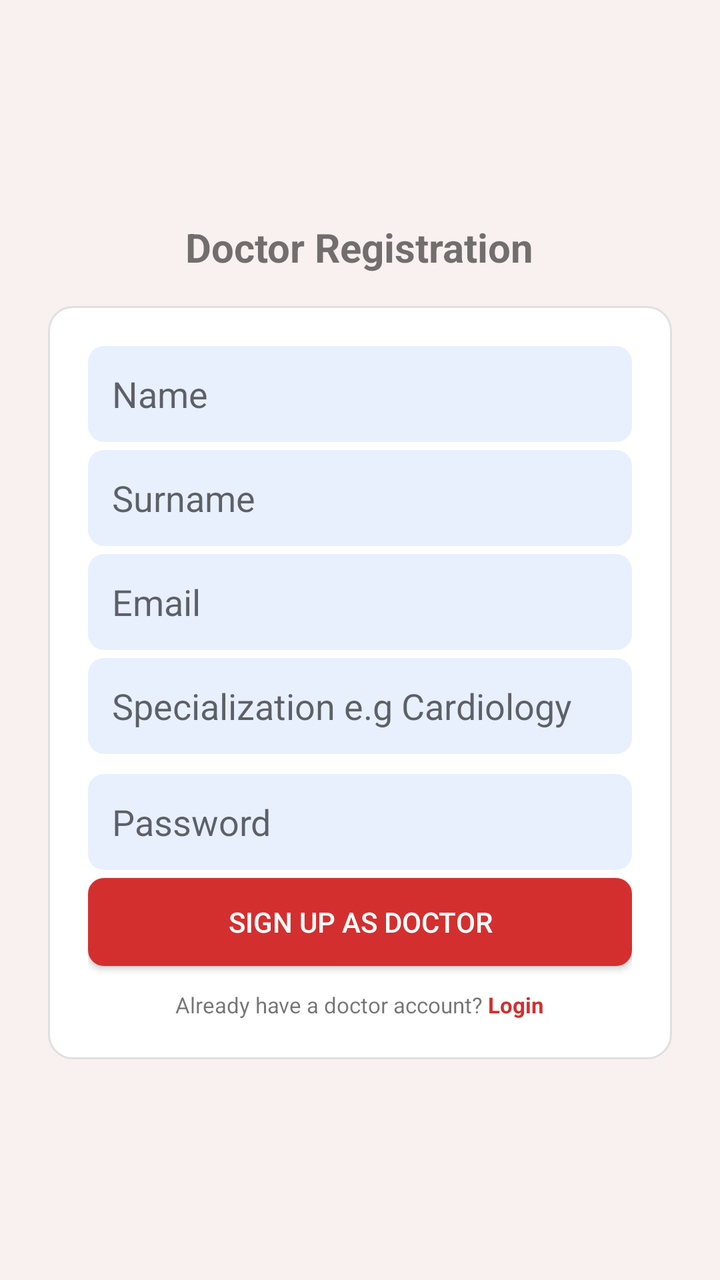
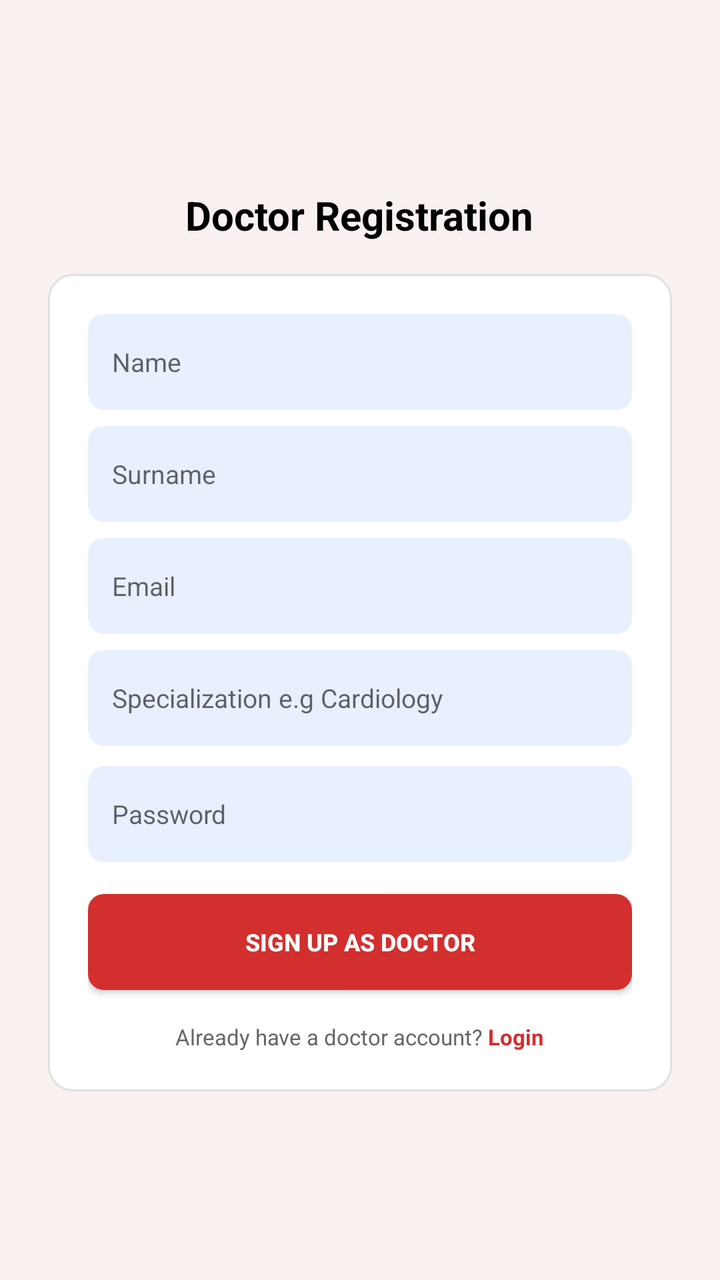

Screens rendered from an Android XML layout before and after an edit, with the pre-edit source and the edit as a unified diff.
<!-- AndroidManifest.xml: application theme Theme.Halaxy_health -->
<!-- res/layout/activity_doctor_signup.xml -->
<?xml version="1.0" encoding="utf-8"?>
<ScrollView xmlns:android="http://schemas.android.com/apk/res/android" android:layout_width="match_parent" android:layout_height="match_parent" android:background="#FFF9F0F0" android:fillViewport="true">
    <LinearLayout android:layout_width="match_parent" android:layout_height="wrap_content" android:orientation="vertical" android:gravity="center" android:padding="24dp">
        <TextView android:layout_width="wrap_content" android:layout_height="wrap_content" android:text="Doctor Registration" android:textSize="20sp" android:textStyle="bold" android:layout_marginBottom="16dp"/>
        <LinearLayout android:layout_width="match_parent" android:layout_height="wrap_content" android:background="@drawable/bg_card" android:orientation="vertical" android:padding="20dp">
            <EditText android:id="@+id/edtName" android:layout_width="match_parent" android:layout_height="48dp" android:background="@drawable/bg_input" android:hint="Name" android:padding="12dp" android:layout_marginBottom="4dp"/>
            <TextView android:id="@+id/txtNameError" android:layout_width="match_parent" android:layout_height="wrap_content" android:textColor="#D32F2F" android:textSize="11sp" android:visibility="gone" android:layout_marginBottom="8dp"/>
            <EditText android:id="@+id/edtSurname" android:layout_width="match_parent" android:layout_height="48dp" android:background="@drawable/bg_input" android:hint="Surname" android:padding="12dp" android:layout_marginBottom="4dp"/>
            <TextView android:id="@+id/txtSurnameError" android:layout_width="match_parent" android:layout_height="wrap_content" android:textColor="#D32F2F" android:textSize="11sp" android:visibility="gone" android:layout_marginBottom="8dp"/>
            <EditText android:id="@+id/edtEmail" android:layout_width="match_parent" android:layout_height="48dp" android:background="@drawable/bg_input" android:hint="Email" android:padding="12dp" android:layout_marginBottom="4dp"/>
            <TextView android:id="@+id/txtEmailError" android:layout_width="match_parent" android:layout_height="wrap_content" android:textColor="#D32F2F" android:textSize="11sp" android:visibility="gone" android:layout_marginBottom="8dp"/>
            <EditText android:id="@+id/edtSpec" android:layout_width="match_parent" android:layout_height="48dp" android:background="@drawable/bg_input" android:hint="Specialization e.g Cardiology" android:padding="12dp" android:layout_marginBottom="10dp"/>
            <EditText android:id="@+id/edtPassword" android:layout_width="match_parent" android:layout_height="48dp" android:background="@drawable/bg_input" android:hint="Password" android:inputType="textPassword" android:padding="12dp" android:layout_marginBottom="4dp"/>
            <TextView android:id="@+id/txtPassError" android:layout_width="match_parent" android:layout_height="wrap_content" android:textColor="#D32F2F" android:textSize="11sp" android:visibility="gone" android:layout_marginBottom="8dp"/>
            <Button android:id="@+id/btnSignup" android:layout_width="match_parent" android:layout_height="44dp" android:text="SIGN UP AS DOCTOR" android:background="@drawable/bg_red_button" android:textColor="#FFFFFF"/>
            <LinearLayout android:layout_width="match_parent" android:layout_height="wrap_content" android:orientation="horizontal" android:gravity="center" android:layout_marginTop="12dp">
                <TextView android:layout_width="wrap_content" android:layout_height="wrap_content" android:text="Already have a doctor account? " android:textSize="11sp"/>
                <TextView android:id="@+id/txtGoLogin" android:layout_width="wrap_content" android:layout_height="wrap_content" android:text="Login" android:textSize="11sp" android:textColor="#D32F2F" android:textStyle="bold"/>
            </LinearLayout>
        </LinearLayout>
    </LinearLayout>
</ScrollView>
<!-- resources referenced by this layout -->
<resources>
  <!-- drawable bg_card (drawable) -->
  <shape xmlns:android="http://schemas.android.com/apk/res/android">
      <solid android:color="#FFFFFF"/>
      <corners android:radius="12dp"/>
      <stroke android:width="1dp" android:color="#E0E0E0"/>
  </shape>
  <!-- drawable bg_input (drawable) -->
  <shape xmlns:android="http://schemas.android.com/apk/res/android">
      <solid android:color="#E8F0FE"/>
      <corners android:radius="8dp"/>
  </shape>
  <!-- drawable bg_red_button (drawable) -->
  <shape xmlns:android="http://schemas.android.com/apk/res/android">
      <solid android:color="#D32F2F"/>
      <corners android:radius="8dp"/>
  </shape>
  <style name="Theme.Halaxy_health" parent="Theme.AppCompat.Light.NoActionBar">
          <item name="colorPrimary">#1A237E</item>
          <item name="colorPrimaryDark">#7B1113</item>
          <item name="colorAccent">#D32F2F</item>
      </style>
</resources>

<!-- the commit's change to res/layout/activity_doctor_signup.xml (unified diff, before → after) -->
@@ -1,22 +1,215 @@
 <?xml version="1.0" encoding="utf-8"?>
-<ScrollView xmlns:android="http://schemas.android.com/apk/res/android" android:layout_width="match_parent" android:layout_height="match_parent" android:background="#FFF9F0F0" android:fillViewport="true">
-    <LinearLayout android:layout_width="match_parent" android:layout_height="wrap_content" android:orientation="vertical" android:gravity="center" android:padding="24dp">
-        <TextView android:layout_width="wrap_content" android:layout_height="wrap_content" android:text="Doctor Registration" android:textSize="20sp" android:textStyle="bold" android:layout_marginBottom="16dp"/>
-        <LinearLayout android:layout_width="match_parent" android:layout_height="wrap_content" android:background="@drawable/bg_card" android:orientation="vertical" android:padding="20dp">
-            <EditText android:id="@+id/edtName" android:layout_width="match_parent" android:layout_height="48dp" android:background="@drawable/bg_input" android:hint="Name" android:padding="12dp" android:layout_marginBottom="4dp"/>
-            <TextView android:id="@+id/txtNameError" android:layout_width="match_parent" android:layout_height="wrap_content" android:textColor="#D32F2F" android:textSize="11sp" android:visibility="gone" android:layout_marginBottom="8dp"/>
-            <EditText android:id="@+id/edtSurname" android:layout_width="match_parent" android:layout_height="48dp" android:background="@drawable/bg_input" android:hint="Surname" android:padding="12dp" android:layout_marginBottom="4dp"/>
-            <TextView android:id="@+id/txtSurnameError" android:layout_width="match_parent" android:layout_height="wrap_content" android:textColor="#D32F2F" android:textSize="11sp" android:visibility="gone" android:layout_marginBottom="8dp"/>
-            <EditText android:id="@+id/edtEmail" android:layout_width="match_parent" android:layout_height="48dp" android:background="@drawable/bg_input" android:hint="Email" android:padding="12dp" android:layout_marginBottom="4dp"/>
-            <TextView android:id="@+id/txtEmailError" android:layout_width="match_parent" android:layout_height="wrap_content" android:textColor="#D32F2F" android:textSize="11sp" android:visibility="gone" android:layout_marginBottom="8dp"/>
-            <EditText android:id="@+id/edtSpec" android:layout_width="match_parent" android:layout_height="48dp" android:background="@drawable/bg_input" android:hint="Specialization e.g Cardiology" android:padding="12dp" android:layout_marginBottom="10dp"/>
-            <EditText android:id="@+id/edtPassword" android:layout_width="match_parent" android:layout_height="48dp" android:background="@drawable/bg_input" android:hint="Password" android:inputType="textPassword" android:padding="12dp" android:layout_marginBottom="4dp"/>
-            <TextView android:id="@+id/txtPassError" android:layout_width="match_parent" android:layout_height="wrap_content" android:textColor="#D32F2F" android:textSize="11sp" android:visibility="gone" android:layout_marginBottom="8dp"/>
-            <Button android:id="@+id/btnSignup" android:layout_width="match_parent" android:layout_height="44dp" android:text="SIGN UP AS DOCTOR" android:background="@drawable/bg_red_button" android:textColor="#FFFFFF"/>
-            <LinearLayout android:layout_width="match_parent" android:layout_height="wrap_content" android:orientation="horizontal" android:gravity="center" android:layout_marginTop="12dp">
-                <TextView android:layout_width="wrap_content" android:layout_height="wrap_content" android:text="Already have a doctor account? " android:textSize="11sp"/>
-                <TextView android:id="@+id/txtGoLogin" android:layout_width="wrap_content" android:layout_height="wrap_content" android:text="Login" android:textSize="11sp" android:textColor="#D32F2F" android:textStyle="bold"/>
-            </LinearLayout>
+<ScrollView
+    xmlns:android="http://schemas.android.com/apk/res/android"
+    android:layout_width="match_parent"
+    android:layout_height="match_parent"
+    android:background="#FFF9F0F0"
+    android:fillViewport="true">
+
+    
+    <LinearLayout
+        android:layout_width="match_parent"
+        android:layout_height="wrap_content"
+        android:orientation="vertical"
+        android:gravity="center"
+        android:padding="24dp">
+
+        
+        <TextView
+            android:layout_width="wrap_content"
+            android:layout_height="wrap_content"
+            android:text="Doctor Registration"
+            android:textSize="20sp"
+            android:textStyle="bold"
+            android:textColor="#000000"
+            android:layout_marginBottom="16dp" />
+
+        
+        <LinearLayout
+            android:layout_width="match_parent"
+            android:layout_height="wrap_content"
+            android:orientation="vertical"
+            android:background="@drawable/bg_card"
+            android:padding="20dp">
+
+            
+            <LinearLayout
+                android:layout_width="match_parent"
+                android:layout_height="wrap_content"
+                android:orientation="vertical"
+                android:layout_marginBottom="8dp">
+
+                
+                <EditText
+                    android:id="@+id/edtName"
+                    android:layout_width="match_parent"
+                    android:layout_height="48dp"
+                    android:background="@drawable/bg_input"
+                    android:hint="Name"
+                    android:textSize="13sp"
+                    android:padding="12dp" />
+
+                
+                <TextView
+                    android:id="@+id/txtNameError"
+                    android:layout_width="match_parent"
+                    android:layout_height="wrap_content"
+                    android:textColor="#D32F2F"
+                    android:textSize="11sp"
+                    android:visibility="gone"
+                    android:layout_marginTop="4dp" />
+
+            </LinearLayout>
+
+            
+            <LinearLayout
+                android:layout_width="match_parent"
+                android:layout_height="wrap_content"
+                android:orientation="vertical"
+                android:layout_marginBottom="8dp">
+
+                
+                <EditText
+                    android:id="@+id/edtSurname"
+                    android:layout_width="match_parent"
+                    android:layout_height="48dp"
+                    android:background="@drawable/bg_input"
+                    android:hint="Surname"
+                    android:textSize="13sp"
+                    android:padding="12dp" />
+
+                
+                <TextView
+                    android:id="@+id/txtSurnameError"
+                    android:layout_width="match_parent"
+                    android:layout_height="wrap_content"
+                    android:textColor="#D32F2F"
+                    android:textSize="11sp"
+                    android:visibility="gone"
+                    android:layout_marginTop="4dp" />
+
+            </LinearLayout>
+
+            
+            <LinearLayout
+                android:layout_width="match_parent"
+                android:layout_height="wrap_content"
+                android:orientation="vertical"
+                android:layout_marginBottom="8dp">
+
+                
+                <EditText
+                    android:id="@+id/edtEmail"
+                    android:layout_width="match_parent"
+                    android:layout_height="48dp"
+                    android:background="@drawable/bg_input"
+                    android:hint="Email"
+                    android:inputType="textEmailAddress"
+                    android:textSize="13sp"
+                    android:padding="12dp" />
+
+                
+                <TextView
+                    android:id="@+id/txtEmailError"
+                    android:layout_width="match_parent"
+                    android:layout_height="wrap_content"
+                    android:textColor="#D32F2F"
+                    android:textSize="11sp"
+                    android:visibility="gone"
+                    android:layout_marginTop="4dp" />
+
+            </LinearLayout>
+
+            
+            <LinearLayout
+                android:layout_width="match_parent"
+                android:layout_height="wrap_content"
+                android:orientation="vertical"
+                android:layout_marginBottom="10dp">
+
+                
+                <EditText
+                    android:id="@+id/edtSpec"
+                    android:layout_width="match_parent"
+                    android:layout_height="48dp"
+                    android:background="@drawable/bg_input"
+                    android:hint="Specialization e.g Cardiology"
+                    android:textSize="13sp"
+                    android:padding="12dp" />
+
+            </LinearLayout>
+
+            
+            <LinearLayout
+                android:layout_width="match_parent"
+                android:layout_height="wrap_content"
+                android:orientation="vertical"
+                android:layout_marginBottom="16dp">
+
+                
+                <EditText
+                    android:id="@+id/edtPassword"
+                    android:layout_width="match_parent"
+                    android:layout_height="48dp"
+                    android:background="@drawable/bg_input"
+                    android:hint="Password"
+                    android:inputType="textPassword"
+                    android:textSize="13sp"
+                    android:padding="12dp" />
+
+                
+                <TextView
+                    android:id="@+id/txtPassError"
+                    android:layout_width="match_parent"
+                    android:layout_height="wrap_content"
+                    android:textColor="#D32F2F"
+                    android:textSize="11sp"
+                    android:visibility="gone"
+                    android:layout_marginTop="4dp" />
+
+            </LinearLayout>
+
+            
+            <Button
+                android:id="@+id/btnSignup"
+                android:layout_width="match_parent"
+                android:layout_height="48dp"
+                android:text="SIGN UP AS DOCTOR"
+                android:textSize="12sp"
+                android:textStyle="bold"
+                android:background="@drawable/bg_red_button"
+                android:textColor="#FFFFFF" />
+
+            
+            <LinearLayout
+                android:layout_width="match_parent"
+                android:layout_height="wrap_content"
+                android:orientation="horizontal"
+                android:gravity="center"
+                android:layout_marginTop="16dp">
+
+                
+                <TextView
+                    android:layout_width="wrap_content"
+                    android:layout_height="wrap_content"
+                    android:text="Already have a doctor account? "
+                    android:textSize="11sp"
+                    android:textColor="#666666" />
+
+                
+                <TextView
+                    android:id="@+id/txtGoLogin"
+                    android:layout_width="wrap_content"
+                    android:layout_height="wrap_content"
+                    android:text="Login"
+                    android:textSize="11sp"
+                    android:textColor="#D32F2F"
+                    android:textStyle="bold" />
+
+            </LinearLayout>
+
         </LinearLayout>
+
     </LinearLayout>
+
 </ScrollView>
